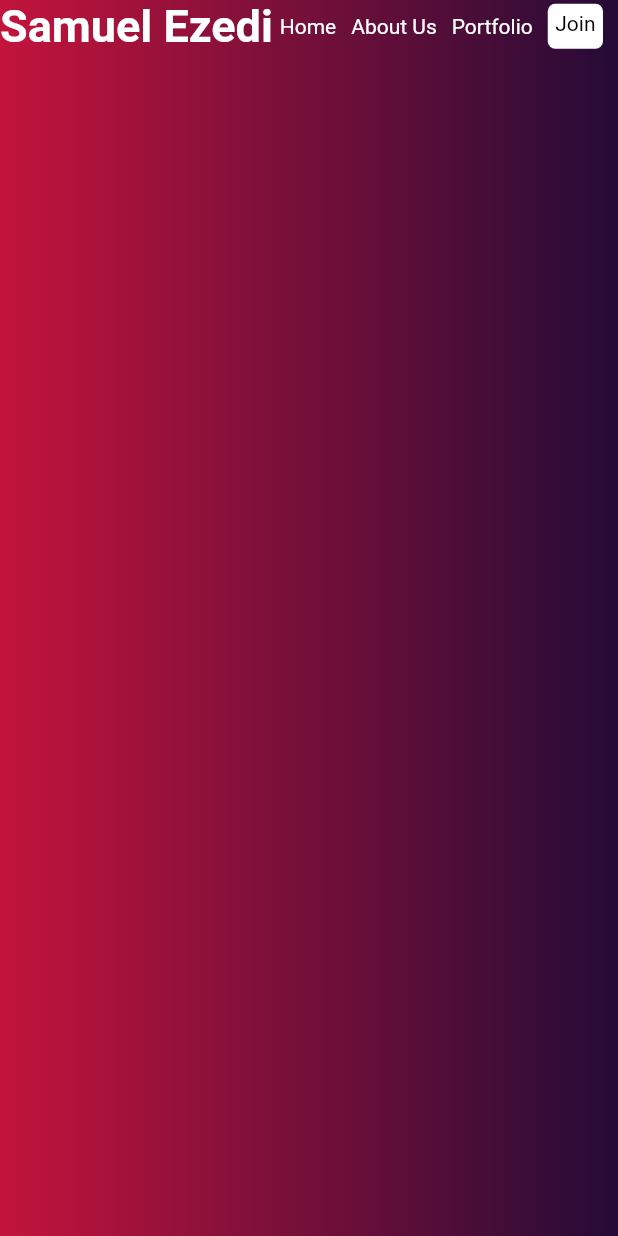
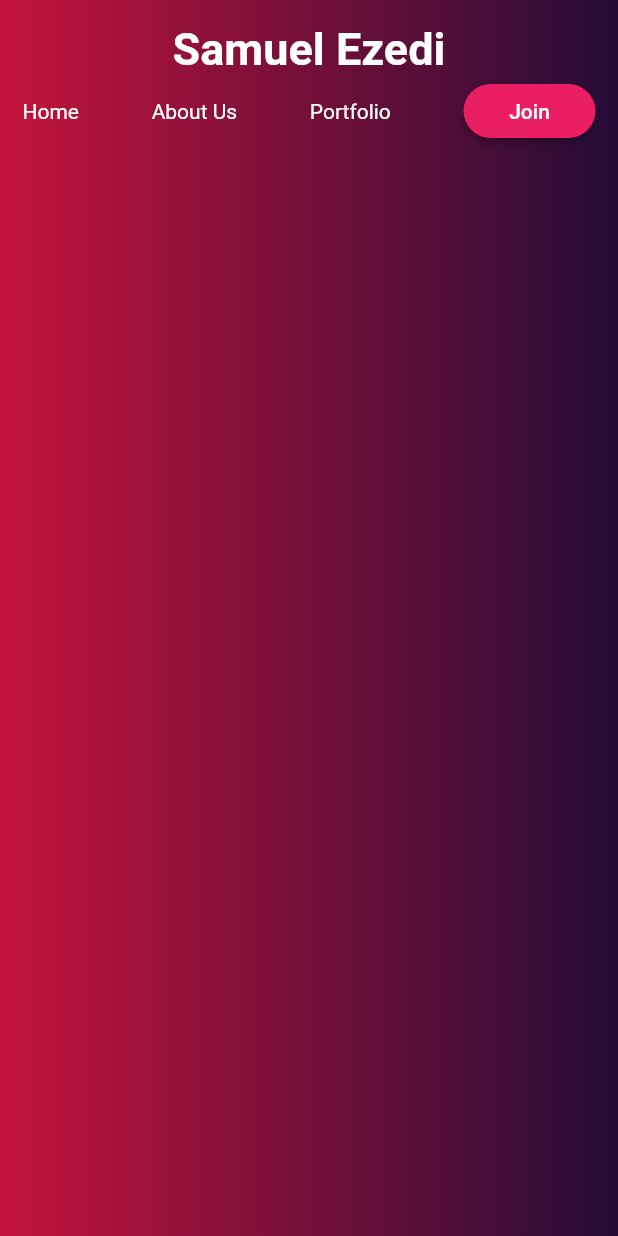
Before and after one commit to samuelezedi/flutter_web, a Flutter app: the screen it shows after launch, on a phone screen of 412 x 824 dp. Run offline on Flutter 3.47's test engine with Material 2 defaults, Android fonts, the light colour scheme and no system bars.

Commit message:
making navbar responsive

```diff
--- a/webapp/lib/NavBar/navbar.dart
+++ b/webapp/lib/NavBar/navbar.dart
@@ -13,10 +13,10 @@ Widget build (BuildContext context) {
         return DesktopNavbar();
       } else if(constraints.maxWidth > 800 && constraints.maxWidth < 1200){
         //tablets
-        return DesktopNavbar();
+        return TabletsNavbar();
       } else {
         //mobile views
-        return DesktopNavbar();
+        return MobileNavbar();
       }
     },
   );
@@ -26,8 +26,10 @@ Widget build (BuildContext context) {
 class DesktopNavbar extends StatelessWidget {
   @override
   Widget build(BuildContext context) {
-    return Container(
-      constraints: BoxConstraints(maxWidth: 1200),
+    return Padding(
+      padding: const EdgeInsets.all(15),
+      child: Container(
+        // constraints: BoxConstraints(maxWidth: 1200),
         child: Row(
           mainAxisAlignment: MainAxisAlignment.spaceBetween,
           children: <Widget>[
@@ -43,28 +45,108 @@ class DesktopNavbar extends StatelessWidget {
             mainAxisAlignment: MainAxisAlignment.spaceBetween,
             children: <Widget>[
             Text("Home", style: TextStyle(color: Colors.white),),
-          SizedBox(width: 10,),
-          Text("About Us", style: TextStyle(color: Colors.white),),
-          SizedBox(width: 10,),
+            SizedBox(width: 30,),
+            Text("About Us",style: TextStyle(color: Colors.white),),
+            SizedBox(width: 30,),
             Text("Portfolio", style: TextStyle(color: Colors.white),),
-          SizedBox(width: 10,),
-          InkWell(
-              onTap: () {
-                print('hello samuel');
+            SizedBox(width: 30,),
+            MaterialButton(
+              onPressed: (){
+                print('hello Samuel');
               },
-              child: Container(
-              height: 30,
-              padding: EdgeInsets.all(5),
-              decoration: BoxDecoration(
-                borderRadius: BorderRadius.circular(5),
-                color: Colors.white,
-              ),
-              child: Text(
-                "Join", style: TextStyle(color: Colors.black),)),
-          ),
-          SizedBox(width: 10,),
+              shape: RoundedRectangleBorder(borderRadius: BorderRadius.circular(20)),
+              child: Text('Join',style: TextStyle(color: Colors.white)),
+              padding: EdgeInsets.all(10),
+              color: Colors.pink,)
+
           ],)
         ],)
+      ),
     );
   }
 }
+
+class MobileNavbar extends StatelessWidget {
+  @override
+  Widget build(BuildContext context) {
+    return Padding(
+      padding: const EdgeInsets.all(15),
+      child: Container(
+        // constraints: BoxConstraints(maxWidth: 1200),
+        child: Column(
+          children: <Widget>[
+          Text(
+            'Samuel Ezedi',
+            style: TextStyle(
+              fontWeight: FontWeight.bold,
+              color: Colors.white,
+              fontSize: 30
+            ),
+            ),
+          Row(
+            mainAxisAlignment: MainAxisAlignment.spaceBetween,
+            children: <Widget>[
+            Text("Home", style: TextStyle(color: Colors.white),),
+            SizedBox(width: 30,),
+            Text("About Us",style: TextStyle(color: Colors.white),),
+            SizedBox(width: 30,),
+            Text("Portfolio", style: TextStyle(color: Colors.white),),
+            SizedBox(width: 30,),
+            MaterialButton(
+              onPressed: (){
+                print('hello Samuel');
+              },
+              shape: RoundedRectangleBorder(borderRadius: BorderRadius.circular(20)),
+              child: Text('Join',style: TextStyle(color: Colors.white)),
+              padding: EdgeInsets.all(10),
+              color: Colors.pink,)
+
+          ],)
+        ],)
+      ),
+    );
+  }
+}
+
+class TabletsNavbar extends StatelessWidget {
+  @override
+  Widget build(BuildContext context) {
+    return Padding(
+      padding: const EdgeInsets.all(15),
+      child: Container(
+        // constraints: BoxConstraints(maxWidth: 1200),
+        child: Row(
+          mainAxisAlignment: MainAxisAlignment.spaceBetween,
+          children: <Widget>[
+          Text(
+            'Samuel Ezedi',
+            style: TextStyle(
+              fontWeight: FontWeight.bold,
+              color: Colors.white,
+              fontSize: 30
+            ),
+            ),
+          Row(
+            mainAxisAlignment: MainAxisAlignment.spaceBetween,
+            children: <Widget>[
+            Text("Home", style: TextStyle(color: Colors.white),),
+            SizedBox(width: 30,),
+            Text("About Us",style: TextStyle(color: Colors.white),),
+            SizedBox(width: 30,),
+            Text("Portfolio", style: TextStyle(color: Colors.white),),
+            SizedBox(width: 30,),
+            MaterialButton(
+              onPressed: (){
+                print('hello Samuel');
+              },
+              shape: RoundedRectangleBorder(borderRadius: BorderRadius.circular(20)),
+              child: Text('Join',style: TextStyle(color: Colors.white)),
+              padding: EdgeInsets.all(10),
+              color: Colors.pink,)
+
+          ],)
+        ],)
+      ),
+    );
+  }
+}
```
Lines whose indentation alone changed are shown as unchanged.
